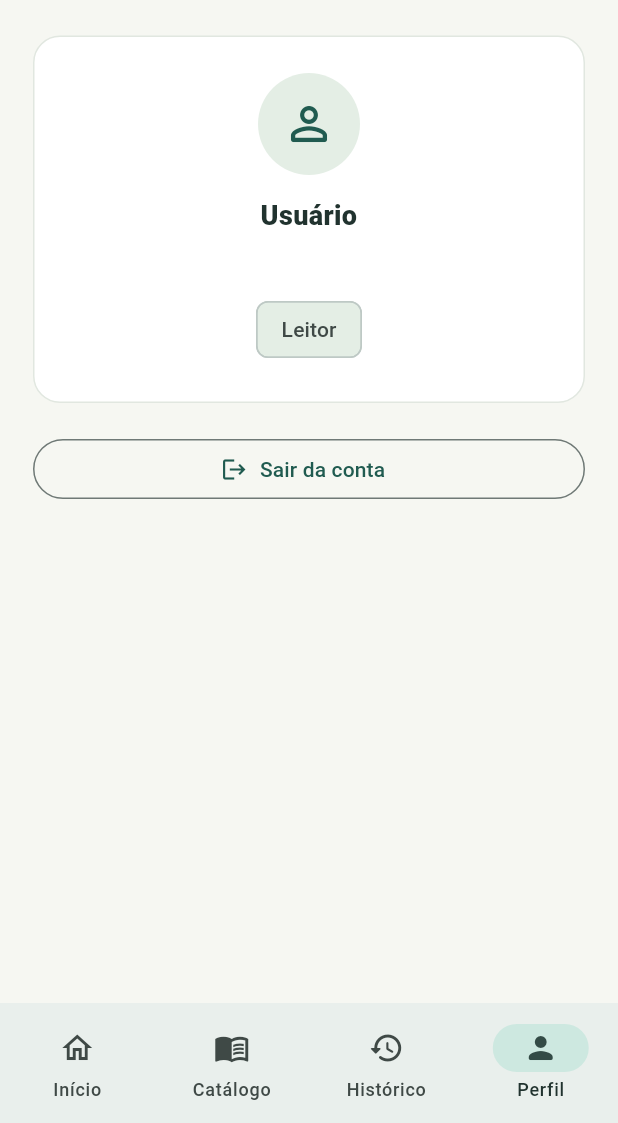
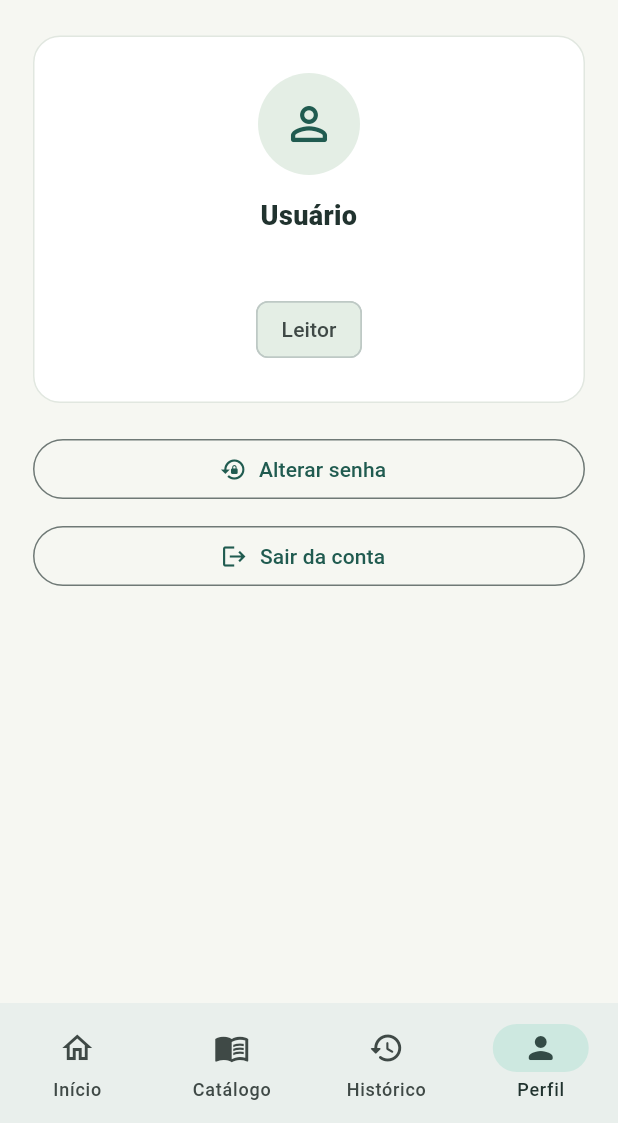
Before and after one commit to GABRIELSchmitt01/acervovivo., a Flutter app: the AppShell screen opened directly with empty values, item 4 of the bottom bar chosen, on a phone screen of 412 x 824 dp, the part 113-1236 px from its top. Run offline on Flutter 3.47's test engine with Material 3 defaults, Android fonts, the phone set to English and light mode, and no system bars; our stand-ins replace shared_preferences; accounts and stored records are empty; network calls fail.

Commit message:
Add password change flow to user profile

```diff
--- a/app_flutter/lib/screens/profile_screen.dart
+++ b/app_flutter/lib/screens/profile_screen.dart
@@ -5,6 +5,17 @@ import '../theme/app_theme.dart';
 class ProfileScreen extends StatelessWidget {
   const ProfileScreen({required this.onLogout,super.key});
   final Future<void> Function() onLogout;
+  Future<void> _changePassword(BuildContext context) async {
+    final current=TextEditingController(),next=TextEditingController(),confirm=TextEditingController();
+    final key=GlobalKey<FormState>();
+    final values=await showDialog<List<String>>(context:context,builder:(c)=>AlertDialog(title:const Text('Alterar senha'),content:SizedBox(width:400,child:Form(key:key,child:Column(mainAxisSize:MainAxisSize.min,children:[
+      TextFormField(controller:current,obscureText:true,decoration:const InputDecoration(labelText:'Senha atual'),validator:(v)=>v==null||v.isEmpty?'Informe a senha atual.':null),
+      TextFormField(controller:next,obscureText:true,decoration:const InputDecoration(labelText:'Nova senha (mínimo 10 caracteres)'),validator:(v)=>v==null||v.length<10?'Use pelo menos 10 caracteres.':null),
+      TextFormField(controller:confirm,obscureText:true,decoration:const InputDecoration(labelText:'Confirme a nova senha'),validator:(v)=>v!=next.text?'As senhas não coincidem.':null),
+    ]))),actions:[TextButton(onPressed:()=>Navigator.pop(c),child:const Text('Cancelar')),FilledButton(onPressed:()=>key.currentState!.validate()?Navigator.pop(c,[current.text,next.text]):null,child:const Text('Salvar'))]));
+    if(values!=null){try{await ApiClient.instance.post('/auth/change-password',body:{'current_password':values[0],'new_password':values[1]});if(context.mounted)ScaffoldMessenger.of(context).showSnackBar(const SnackBar(content:Text('Senha alterada com sucesso.')));}catch(e){if(context.mounted)ScaffoldMessenger.of(context).showSnackBar(SnackBar(content:Text(e.toString().replaceFirst('Exception: ',''))));}}
+    current.dispose();next.dispose();confirm.dispose();
+  }
   @override
   Widget build(BuildContext context){
     final user=ApiClient.instance.user??{};
@@ -21,6 +32,8 @@ class ProfileScreen extends StatelessWidget {
         if(user['registration_code']!=null)Text('Matrícula: ${user['registration_code']}',style:const TextStyle(color:AppColors.secondaryText)),
       ])),
       const SizedBox(height:20),
+      OutlinedButton.icon(onPressed:()=>_changePassword(context),icon:const Icon(Icons.lock_reset),label:const Text('Alterar senha')),
+      const SizedBox(height:10),
       OutlinedButton.icon(onPressed:()=>showDialog<void>(context:context,builder:(c)=>AlertDialog(title:const Text('Sair da conta?'),content:const Text('Você precisará entrar novamente para acessar o AcervoVivo.'),actions:[TextButton(onPressed:()=>Navigator.pop(c),child:const Text('Cancelar')),FilledButton(onPressed:(){Navigator.pop(c);onLogout();},child:const Text('Sair'))])),icon:const Icon(Icons.logout),label:const Text('Sair da conta')),
     ]);
   }
```
